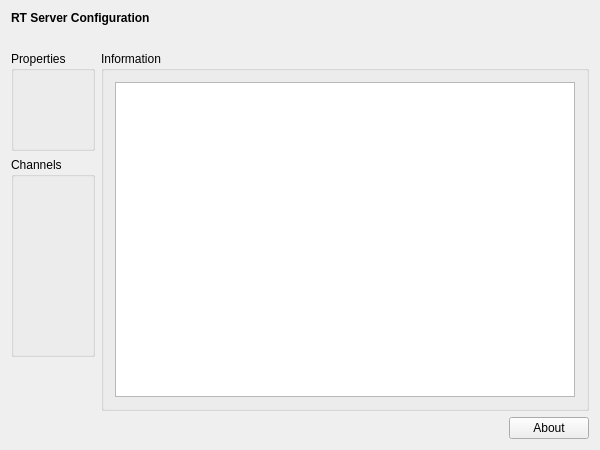
This is mne_x/plugins/rtserver/FormFiles/rtserversetup.ui in mne-tools/mne-cpp as Qt 5 draws it before an edit. The edited form follows.
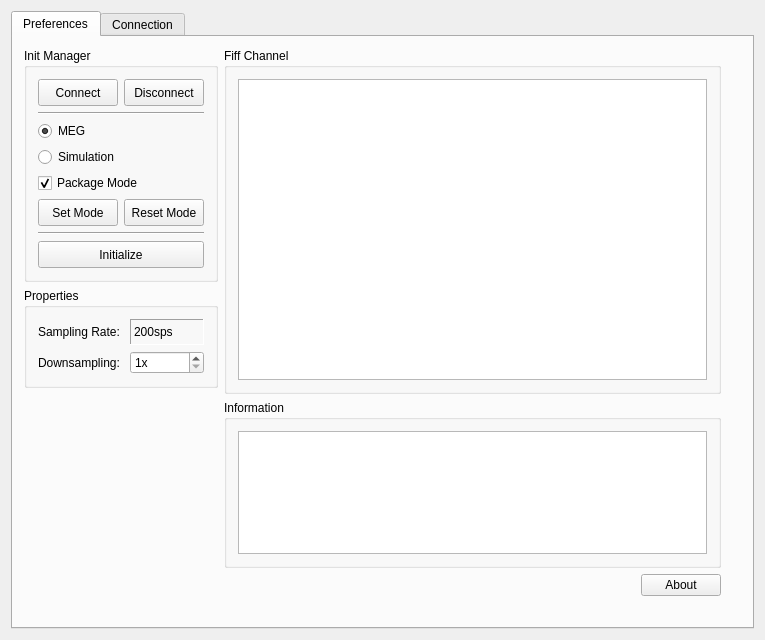
This is the edited form. The open tabs and pages were chosen to show the change.

Commit message: rt server setup widget class

```diff
--- a/mne_x/plugins/rtserver/FormFiles/rtserversetup.ui
+++ b/mne_x/plugins/rtserver/FormFiles/rtserversetup.ui
@@ -6,49 +6,30 @@
    <rect>
     <x>0</x>
     <y>0</y>
-    <width>600</width>
-    <height>450</height>
+    <width>765</width>
+    <height>640</height>
    </rect>
   </property>
   <property name="windowTitle">
    <string>RTServerSetup</string>
   </property>
+  <layout class="QVBoxLayout" name="verticalLayout">
+   <item>
+    <widget class="QTabWidget" name="tabWidget">
+     <property name="currentIndex">
+      <number>1</number>
+     </property>
+     <widget class="QWidget" name="tab_pref">
+      <attribute name="title">
+       <string>Preferences</string>
+      </attribute>
   <layout class="QVBoxLayout" name="verticalLayout_2">
-   <item>
-    <widget class="QLabel" name="m_qLabel_Headline">
-     <property name="font">
-      <font>
-       <weight>75</weight>
-       <bold>true</bold>
-      </font>
-     </property>
-     <property name="text">
-      <string>RT Server Configuration</string>
-     </property>
-    </widget>
-   </item>
-   <item>
-    <spacer name="m_qVerticalSpacer_Headline">
-     <property name="orientation">
-      <enum>Qt::Vertical</enum>
-     </property>
-     <property name="sizeType">
-      <enum>QSizePolicy::Fixed</enum>
-     </property>
-     <property name="sizeHint" stdset="0">
-      <size>
-       <width>20</width>
-       <height>20</height>
-      </size>
-     </property>
-    </spacer>
-   </item>
    <item>
     <layout class="QGridLayout" name="m_qGridLayout_main">
-     <item row="0" column="0">
+         <item row="1" column="0">
       <widget class="QGroupBox" name="m_qGroupBox_Properties">
        <property name="sizePolicy">
-        <sizepolicy hsizetype="Minimum" vsizetype="Preferred">
+            <sizepolicy hsizetype="Minimum" vsizetype="Minimum">
          <horstretch>0</horstretch>
          <verstretch>0</verstretch>
         </sizepolicy>
@@ -65,30 +46,72 @@
        <property name="flat">
         <bool>false</bool>
        </property>
-       <layout class="QGridLayout" name="m_qGridLayout_Properties"/>
+           <layout class="QGridLayout" name="m_qGridLayout_Properties">
+            <item row="0" column="0">
+             <widget class="QLabel" name="m_qLabel_SamplingRate">
+              <property name="sizePolicy">
+               <sizepolicy hsizetype="Minimum" vsizetype="Minimum">
+                <horstretch>0</horstretch>
+                <verstretch>0</verstretch>
+               </sizepolicy>
+              </property>
+              <property name="layoutDirection">
+               <enum>Qt::LeftToRight</enum>
+              </property>
+              <property name="text">
+               <string>Sampling Rate:</string>
+              </property>
+             </widget>
+            </item>
+            <item row="0" column="1">
+             <widget class="QLabel" name="m_qLabel_sps">
+              <property name="sizePolicy">
+               <sizepolicy hsizetype="Minimum" vsizetype="Minimum">
+                <horstretch>0</horstretch>
+                <verstretch>0</verstretch>
+               </sizepolicy>
+              </property>
+              <property name="frameShape">
+               <enum>QFrame::Panel</enum>
+              </property>
+              <property name="frameShadow">
+               <enum>QFrame::Sunken</enum>
+              </property>
+              <property name="text">
+               <string>200sps</string>
+              </property>
       </widget>
      </item>
      <item row="1" column="0">
-      <widget class="QGroupBox" name="m_qGroupBox_Channels">
+             <widget class="QLabel" name="m_qLabel_Downsampling">
+              <property name="text">
+               <string>Downsampling: </string>
+              </property>
+             </widget>
+            </item>
+            <item row="1" column="1">
+             <widget class="QSpinBox" name="m_qSpinBox_Downsampling">
        <property name="sizePolicy">
-        <sizepolicy hsizetype="Preferred" vsizetype="Minimum">
+               <sizepolicy hsizetype="Minimum" vsizetype="Fixed">
          <horstretch>0</horstretch>
          <verstretch>0</verstretch>
         </sizepolicy>
        </property>
-       <property name="minimumSize">
-        <size>
-         <width>0</width>
-         <height>200</height>
-        </size>
-       </property>
-       <property name="title">
-        <string>Channels</string>
-       </property>
-       <layout class="QGridLayout" name="m_qGridLayout_Channels"/>
-      </widget>
-     </item>
-     <item row="3" column="1">
+              <property name="suffix">
+               <string>x</string>
+              </property>
+              <property name="minimum">
+               <number>1</number>
+              </property>
+              <property name="maximum">
+               <number>10</number>
+              </property>
+             </widget>
+            </item>
+           </layout>
+          </widget>
+         </item>
+         <item row="4" column="1">
       <spacer name="m_qHorizontalSpacer_About">
        <property name="orientation">
         <enum>Qt::Horizontal</enum>
@@ -101,8 +124,14 @@
        </property>
       </spacer>
      </item>
-     <item row="0" column="1" rowspan="3" colspan="2">
+         <item row="3" column="1" colspan="2">
       <widget class="QGroupBox" name="m_qGroupBox_Information">
+           <property name="minimumSize">
+            <size>
+             <width>0</width>
+             <height>0</height>
+            </size>
+           </property>
        <property name="title">
         <string>Information</string>
        </property>
@@ -113,15 +142,331 @@
        </layout>
       </widget>
      </item>
-     <item row="3" column="2">
+         <item row="4" column="2">
       <widget class="QPushButton" name="m_qPushButton_About">
        <property name="text">
         <string>About</string>
        </property>
       </widget>
      </item>
+         <item row="0" column="1" rowspan="3" colspan="2">
+          <widget class="QGroupBox" name="m_qGroupBox_Channels">
+           <property name="title">
+            <string>Fiff Channel</string>
+           </property>
+           <layout class="QGridLayout" name="m_qGridLayout_Channel">
+            <item row="0" column="0">
+             <widget class="QColumnView" name="m_qColumnView_Channels"/>
+            </item>
+           </layout>
+          </widget>
+         </item>
+         <item row="2" column="3">
+          <spacer name="verticalSpacer_2">
+           <property name="orientation">
+            <enum>Qt::Vertical</enum>
+           </property>
+           <property name="sizeHint" stdset="0">
+            <size>
+             <width>20</width>
+             <height>40</height>
+            </size>
+           </property>
+          </spacer>
+         </item>
+         <item row="0" column="0">
+          <widget class="QGroupBox" name="m_qGroupBox_Init">
+           <property name="title">
+            <string>Init Manager</string>
+           </property>
+           <layout class="QGridLayout" name="gridLayout">
+            <item row="10" column="0">
+             <widget class="QPushButton" name="m_qPushButton_Initialize_Helper">
+              <property name="minimumSize">
+               <size>
+                <width>0</width>
+                <height>27</height>
+               </size>
+              </property>
+              <property name="text">
+               <string>Initialize</string>
+              </property>
+             </widget>
+            </item>
+            <item row="4" column="0">
+             <widget class="QRadioButton" name="m_qRadioButton_MEG">
+              <property name="text">
+               <string>MEG</string>
+              </property>
+              <property name="checked">
+               <bool>true</bool>
+              </property>
+             </widget>
+            </item>
+            <item row="5" column="0">
+             <widget class="QRadioButton" name="m_qRadioButton_SIM">
+              <property name="enabled">
+               <bool>true</bool>
+              </property>
+              <property name="text">
+               <string>Simulation</string>
+              </property>
+              <property name="checked">
+               <bool>false</bool>
+              </property>
+             </widget>
+            </item>
+            <item row="9" column="0">
+             <widget class="Line" name="line_2">
+              <property name="orientation">
+               <enum>Qt::Horizontal</enum>
+              </property>
+             </widget>
+            </item>
+            <item row="6" column="0">
+             <widget class="QCheckBox" name="m_qCheckBox_PackageMode">
+              <property name="text">
+               <string>Package Mode</string>
+              </property>
+              <property name="checked">
+               <bool>true</bool>
+              </property>
+             </widget>
+            </item>
+            <item row="3" column="0">
+             <widget class="Line" name="line">
+              <property name="orientation">
+               <enum>Qt::Horizontal</enum>
+              </property>
+             </widget>
+            </item>
+            <item row="1" column="0">
+             <layout class="QGridLayout" name="gridLayout_8">
+              <item row="1" column="1">
+               <widget class="QPushButton" name="m_qPushButton_Disconnect_Helper">
+                <property name="minimumSize">
+                 <size>
+                  <width>0</width>
+                  <height>27</height>
+                 </size>
+                </property>
+                <property name="text">
+                 <string>Disconnect</string>
+                </property>
+               </widget>
+              </item>
+              <item row="1" column="0">
+               <widget class="QPushButton" name="m_qPushButton_Connect_Helper">
+                <property name="minimumSize">
+                 <size>
+                  <width>0</width>
+                  <height>27</height>
+                 </size>
+                </property>
+                <property name="text">
+                 <string>Connect</string>
+                </property>
+               </widget>
+              </item>
+             </layout>
+            </item>
+            <item row="8" column="0">
+             <layout class="QGridLayout" name="gridLayout_9">
+              <item row="0" column="1">
+               <widget class="QPushButton" name="m_qPushButton_ResetMode">
+                <property name="minimumSize">
+                 <size>
+                  <width>0</width>
+                  <height>27</height>
+                 </size>
+                </property>
+                <property name="text">
+                 <string>Reset Mode</string>
+                </property>
+               </widget>
+              </item>
+              <item row="0" column="0">
+               <widget class="QPushButton" name="m_qPushButton_SetMode">
+                <property name="minimumSize">
+                 <size>
+                  <width>0</width>
+                  <height>27</height>
+                 </size>
+                </property>
+                <property name="text">
+                 <string>Set Mode</string>
+                </property>
+               </widget>
+              </item>
+             </layout>
+            </item>
+           </layout>
+          </widget>
+         </item>
+        </layout>
+       </item>
+       <item>
+        <spacer name="m_qVerticalSpacer_Headline">
+         <property name="orientation">
+          <enum>Qt::Vertical</enum>
+         </property>
+         <property name="sizeType">
+          <enum>QSizePolicy::Fixed</enum>
+         </property>
+         <property name="sizeHint" stdset="0">
+          <size>
+           <width>20</width>
+           <height>20</height>
+          </size>
+         </property>
+        </spacer>
+       </item>
+      </layout>
+     </widget>
+     <widget class="QWidget" name="tab_con">
+      <attribute name="title">
+       <string>Connection</string>
+      </attribute>
+      <layout class="QVBoxLayout" name="verticalLayout_3">
+       <item>
+        <layout class="QGridLayout" name="gridLayout_3">
+         <item row="0" column="0">
+          <widget class="QGroupBox" name="m_qGroupBox_rtprocPort">
+           <property name="title">
+            <string>Listening port</string>
+           </property>
+           <layout class="QGridLayout" name="gridLayout_7">
+            <item row="0" column="0">
+             <widget class="QLabel" name="label_5">
+              <property name="text">
+               <string>Port:</string>
+              </property>
+             </widget>
+            </item>
+            <item row="0" column="1">
+             <widget class="QLabel" name="m_qLabel_rtprocPort">
+              <property name="frameShape">
+               <enum>QFrame::Panel</enum>
+              </property>
+              <property name="frameShadow">
+               <enum>QFrame::Sunken</enum>
+              </property>
+              <property name="text">
+               <string/>
+              </property>
+             </widget>
+            </item>
+           </layout>
+          </widget>
+         </item>
+         <item row="0" column="1" rowspan="4">
+          <widget class="QGroupBox" name="m_qGroupBox_log">
+           <property name="title">
+            <string>Log</string>
+           </property>
+           <layout class="QGridLayout" name="gridLayout_4">
+            <item row="0" column="0" rowspan="2">
+             <widget class="QTextBrowser" name="m_qTextBrowser_ServerMessage"/>
+            </item>
+           </layout>
+          </widget>
+         </item>
+         <item row="1" column="0">
+          <widget class="QGroupBox" name="groupBox">
+           <property name="title">
+            <string>Host (mne_rt_server) Information</string>
+           </property>
+           <layout class="QGridLayout" name="gridLayout_5">
+            <item row="0" column="0">
+             <widget class="QLabel" name="label_2">
+              <property name="text">
+               <string>IP Address:</string>
+              </property>
+             </widget>
+            </item>
+            <item row="1" column="0">
+             <widget class="QLabel" name="label_3">
+              <property name="text">
+               <string>Port:</string>
+              </property>
+             </widget>
+            </item>
+            <item row="0" column="1" colspan="2">
+             <widget class="QLineEdit" name="m_qLineEdit_IP"/>
+            </item>
+            <item row="2" column="2">
+             <widget class="QPushButton" name="m_qPushButton_Connect">
+              <property name="text">
+               <string>Connect</string>
+              </property>
+             </widget>
+            </item>
+            <item row="1" column="1" colspan="2">
+             <widget class="QLineEdit" name="m_qLineEdit_Port"/>
+            </item>
+            <item row="2" column="1">
+             <spacer name="horizontalSpacer">
+              <property name="orientation">
+               <enum>Qt::Horizontal</enum>
+              </property>
+              <property name="sizeType">
+               <enum>QSizePolicy::Fixed</enum>
+              </property>
+              <property name="sizeHint" stdset="0">
+               <size>
+                <width>40</width>
+                <height>20</height>
+               </size>
+              </property>
+             </spacer>
+            </item>
+           </layout>
+          </widget>
+         </item>
      <item row="2" column="0">
-      <spacer name="m_qVerticalSpacer_LeftRow">
+          <widget class="QGroupBox" name="m_qGroupBox_Send">
+           <property name="title">
+            <string>Send</string>
+           </property>
+           <layout class="QGridLayout" name="gridLayout_6">
+            <item row="0" column="1" colspan="2">
+             <widget class="QLineEdit" name="m_qLineEdit_Send"/>
+            </item>
+            <item row="0" column="0">
+             <widget class="QLabel" name="label_4">
+              <property name="text">
+               <string>Instruction:</string>
+              </property>
+             </widget>
+            </item>
+            <item row="1" column="2">
+             <widget class="QPushButton" name="m_qPushButton_Send">
+              <property name="text">
+               <string>Send</string>
+              </property>
+             </widget>
+            </item>
+            <item row="1" column="1">
+             <spacer name="horizontalSpacer_2">
+              <property name="orientation">
+               <enum>Qt::Horizontal</enum>
+              </property>
+              <property name="sizeType">
+               <enum>QSizePolicy::Fixed</enum>
+              </property>
+              <property name="sizeHint" stdset="0">
+               <size>
+                <width>40</width>
+                <height>20</height>
+               </size>
+              </property>
+             </spacer>
+            </item>
+           </layout>
+          </widget>
+         </item>
+         <item row="3" column="0">
+          <spacer name="verticalSpacer">
        <property name="orientation">
         <enum>Qt::Vertical</enum>
        </property>
@@ -133,7 +478,24 @@
        </property>
       </spacer>
      </item>
-    </layout>
+         <item row="4" column="1">
+          <spacer name="horizontalSpacer_3">
+           <property name="orientation">
+            <enum>Qt::Horizontal</enum>
+           </property>
+           <property name="sizeHint" stdset="0">
+            <size>
+             <width>40</width>
+             <height>20</height>
+            </size>
+           </property>
+          </spacer>
+         </item>
+        </layout>
+       </item>
+      </layout>
+     </widget>
+    </widget>
    </item>
   </layout>
  </widget>
```
Left out of the diff: 6 changed lines with no effect on the pictures. Lines whose indentation alone changed are shown as unchanged. The commit also changes 8 other files.
